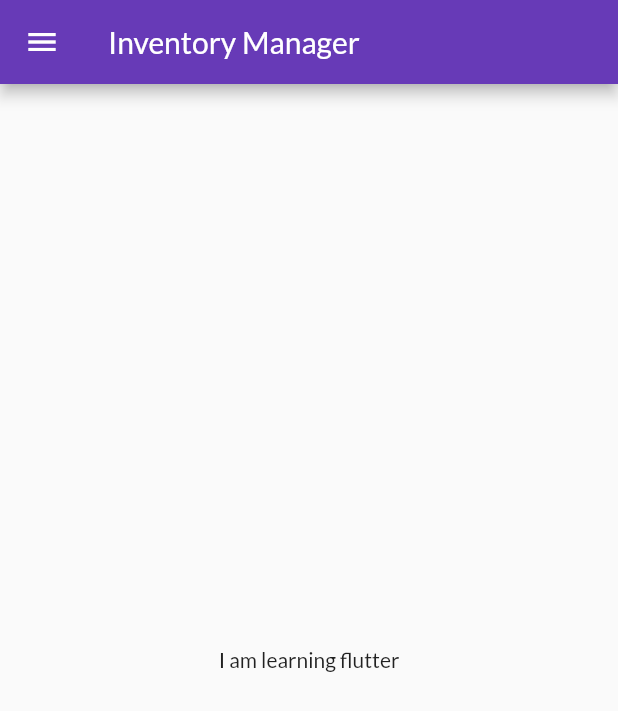
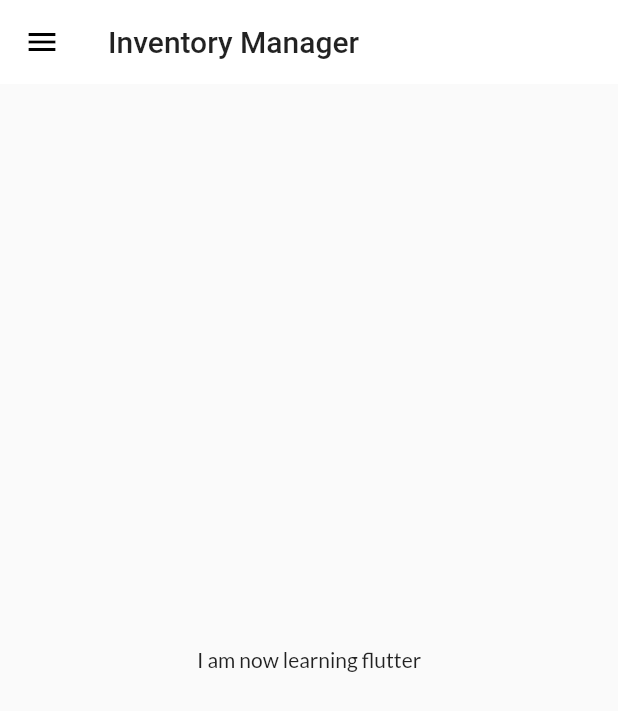
Before and after one commit to JaberHPranto/Flutter-Basics, a Flutter app: the screen it shows after launch, on a phone screen of 412 x 824 dp. Shown: the top 711 px of the screen. Run offline on Flutter 3.47's test engine with Material 2 defaults, Android fonts, the phone set to English and light mode, and no system bars; our stand-ins replace google_fonts.

Commit message:
theme refactor

```diff
--- a/lib/main.dart
+++ b/lib/main.dart
@@ -2,7 +2,7 @@ import 'package:flutter/material.dart';
 import 'package:flutter_tutorial/pages/homePage.dart';
 import 'package:flutter_tutorial/pages/login.dart';
 import 'package:flutter_tutorial/utils/routes.dart';
-import 'package:google_fonts/google_fonts.dart';
+import 'package:flutter_tutorial/widgets/theme.dart';
 
 void main() {
   runApp(MyApp());
@@ -17,11 +17,8 @@ class MyApp extends StatelessWidget {
       // home: HomePage(),
       themeMode: ThemeMode.light,
       // light theme
-      theme: ThemeData(
-        primarySwatch: Colors.deepPurple,
-        fontFamily: GoogleFonts.lato().fontFamily,
-      ),
-      darkTheme: ThemeData(brightness: Brightness.dark),
+      theme: MyTheme.lightTheme(context),
+      darkTheme: MyTheme.darkTheme(context),
       debugShowCheckedModeBanner: false,
       initialRoute: AppRoutes.homeRoute,
       routes: {
--- a/lib/pages/homePage.dart
+++ b/lib/pages/homePage.dart
@@ -11,7 +11,8 @@ class HomePage extends StatelessWidget {
       appBar: AppBar(
         title: Text('Inventory Manager'),
       ),
-      body: Center(child: Container(child: Text('I am learning $language'))),
+      body:
+          Center(child: Container(child: Text('I am now learning $language'))),
       drawer: MyDrawer(),
     );
   }
--- /dev/null
+++ b/lib/widgets/theme.dart
@@ -0,0 +1,17 @@
+import 'package:flutter/material.dart';
+import 'package:google_fonts/google_fonts.dart';
+
+class MyTheme {
+  static ThemeData lightTheme(BuildContext context) => ThemeData(
+        primarySwatch: Colors.deepPurple,
+        fontFamily: GoogleFonts.lato().fontFamily,
+        appBarTheme: AppBarTheme(
+            color: Colors.white,
+            iconTheme: IconThemeData(color: Colors.black),
+            textTheme: Theme.of(context).textTheme,
+            elevation: 0.0),
+      );
+
+  static ThemeData darkTheme(BuildContext context) =>
+      ThemeData(brightness: Brightness.dark);
+}
```
